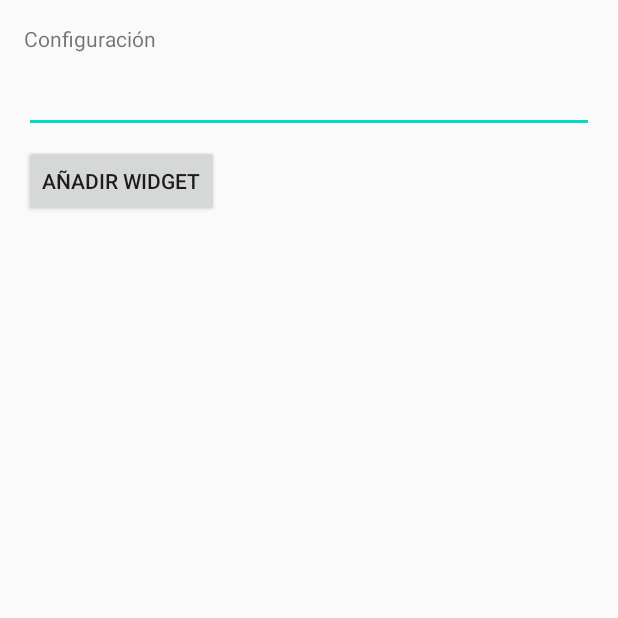
After one commit to lokeon-university/PNET-Android, an Android app: the ProgramWidgetConfigureActivity screen opened directly, with no data from a screen before it, on a phone screen of 412 x 824 dp, the top half of it. The commit adds this screen. Run offline under Robolectric (Android 15) with nearby library versions, the phone set to English and light mode, and no system bars; 1 statement that could not run was skipped.

Commit message:
:penguin:

```diff
--- /dev/null
+++ b/app/src/main/java/es/manguca/widget/ProgramWidgetConfigureActivity.java
@@ -0,0 +1,100 @@
+package es.manguca.widget;
+
+import android.app.Activity;
+import android.appwidget.AppWidgetManager;
+import android.content.Context;
+import android.content.Intent;
+import android.content.SharedPreferences;
+import android.os.Bundle;
+import android.view.View;
+import android.widget.EditText;
+
+import es.manguca.R;
+
+/**
+ * The configuration screen for the {@link ProgramWidget ProgramWidget} AppWidget.
+ */
+public class ProgramWidgetConfigureActivity extends Activity {
+
+    private static final String PREFS_NAME = "es.manguca.widget.ProgramWidget";
+    private static final String PREF_PREFIX_KEY = "appwidget_";
+    int mAppWidgetId = AppWidgetManager.INVALID_APPWIDGET_ID;
+    EditText mAppWidgetText;
+    View.OnClickListener mOnClickListener = new View.OnClickListener() {
+        public void onClick(View v) {
+            final Context context = ProgramWidgetConfigureActivity.this;
+
+            // When the button is clicked, store the string locally
+            String widgetText = mAppWidgetText.getText().toString();
+            saveTitlePref(context, mAppWidgetId, widgetText);
+
+            // It is the responsibility of the configuration activity to update the app widget
+            AppWidgetManager appWidgetManager = AppWidgetManager.getInstance(context);
+            ProgramWidget.updateAppWidget(context, appWidgetManager, mAppWidgetId);
+
+            // Make sure we pass back the original appWidgetId
+            Intent resultValue = new Intent();
+            resultValue.putExtra(AppWidgetManager.EXTRA_APPWIDGET_ID, mAppWidgetId);
+            setResult(RESULT_OK, resultValue);
+            finish();
+        }
+    };
+
+    public ProgramWidgetConfigureActivity() {
+        super();
+    }
+
+    // Write the prefix to the SharedPreferences object for this widget
+    static void saveTitlePref(Context context, int appWidgetId, String text) {
+        SharedPreferences.Editor prefs = context.getSharedPreferences(PREFS_NAME, 0).edit();
+        prefs.putString(PREF_PREFIX_KEY + appWidgetId, text);
+        prefs.apply();
+    }
+
+    // Read the prefix from the SharedPreferences object for this widget.
+    // If there is no preference saved, get the default from a resource
+    static String loadTitlePref(Context context, int appWidgetId) {
+        SharedPreferences prefs = context.getSharedPreferences(PREFS_NAME, 0);
+        String titleValue = prefs.getString(PREF_PREFIX_KEY + appWidgetId, null);
+        if (titleValue != null) {
+            return titleValue;
+        } else {
+            return context.getString(R.string.appwidget_text);
+        }
+    }
+
+    static void deleteTitlePref(Context context, int appWidgetId) {
+        SharedPreferences.Editor prefs = context.getSharedPreferences(PREFS_NAME, 0).edit();
+        prefs.remove(PREF_PREFIX_KEY + appWidgetId);
+        prefs.apply();
+    }
+
+    @Override
+    public void onCreate(Bundle icicle) {
+        super.onCreate(icicle);
+
+        // Set the result to CANCELED.  This will cause the widget host to cancel
+        // out of the widget placement if the user presses the back button.
+        setResult(RESULT_CANCELED);
+
+        setContentView(R.layout.program_widget_configure);
+        mAppWidgetText = (EditText) findViewById(R.id.appwidget_text);
+        findViewById(R.id.add_button).setOnClickListener(mOnClickListener);
+
+        // Find the widget id from the intent.
+        Intent intent = getIntent();
+        Bundle extras = intent.getExtras();
+        if (extras != null) {
+            mAppWidgetId = extras.getInt(
+                    AppWidgetManager.EXTRA_APPWIDGET_ID, AppWidgetManager.INVALID_APPWIDGET_ID);
+        }
+
+        // If this activity was started with an intent without an app widget ID, finish with an error.
+        if (mAppWidgetId == AppWidgetManager.INVALID_APPWIDGET_ID) {
+            finish();
+            return;
+        }
+
+        mAppWidgetText.setText(loadTitlePref(ProgramWidgetConfigureActivity.this, mAppWidgetId));
+    }
+}
--- /dev/null
+++ b/app/src/main/res/layout/program_widget_configure.xml
@@ -0,0 +1,27 @@
+<?xml version="1.0" encoding="utf-8"?>
+<LinearLayout xmlns:android="http://schemas.android.com/apk/res/android"
+    android:layout_width="match_parent"
+    android:layout_height="wrap_content"
+    android:orientation="vertical"
+    android:padding="16dp">
+
+    <TextView
+        android:layout_width="match_parent"
+        android:layout_height="wrap_content"
+        android:layout_marginBottom="8dp"
+        android:text="@string/configure" />
+
+    <EditText
+        android:id="@+id/appwidget_text"
+        android:layout_width="match_parent"
+        android:layout_height="wrap_content"
+        android:inputType="text" />
+
+    <Button
+        android:id="@+id/add_button"
+        android:layout_width="wrap_content"
+        android:layout_height="wrap_content"
+        android:layout_marginTop="8dp"
+        android:text="@string/add_widget" />
+
+</LinearLayout>
--- a/app/src/main/res/values/strings.xml
+++ b/app/src/main/res/values/strings.xml
@@ -5,4 +5,8 @@
     <string name="location">Localización</string>
     <string name="importantdates">Fechas Importantes</string>
     <string name="assistant">Asistentes</string>
+
+    <string name="appwidget_text">Programa Manguca</string>
+    <string name="configure">Configuración</string>
+    <string name="add_widget">Añadir Widget</string>
 </resources>
```
Also changed, not shown: app/src/main/AndroidManifest.xml (+16 -1 lines), app/src/main/java/es/manguca/widget/ProgramWidget.java (added, +60 -0 lines), app/src/main/res/layout/program_widget.xml (added, +22 -0 lines), app/src/main/res/values-v14/dimens.xml (added, +10 -0 lines), app/src/main/res/values/dimens.xml (added, +10 -0 lines), app/src/main/res/xml/program_widget_info.xml (added, +11 -0 lines).
